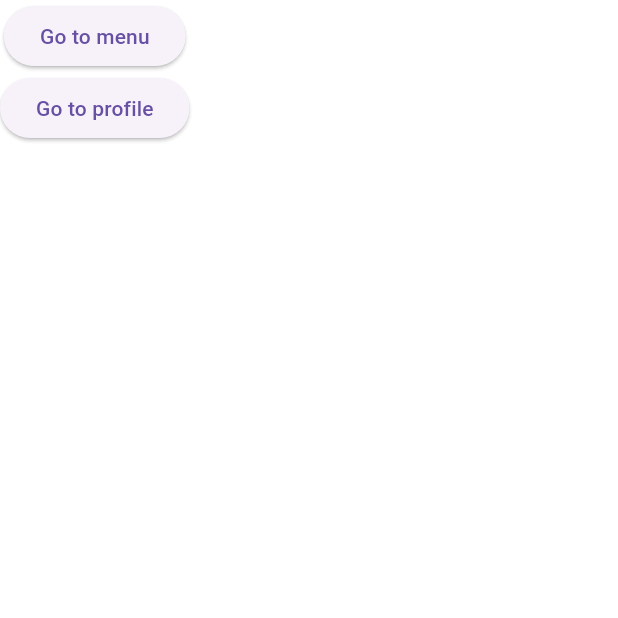
After one commit to bigboss09niel/piggytechfront, a Flutter app: the screen it shows after launch, on a phone screen of 412 x 824 dp, the top half of it. The commit adds this screen. Run offline on Flutter 3.47's test engine with Material 3 defaults, Android fonts, the phone set to English and light mode, and no system bars.

Commit message:
Activity 2

```diff
--- a/lib/main.dart
+++ b/lib/main.dart
@@ -1,7 +1,13 @@
 import 'package:flutter/material.dart';
 import 'package:piggytechfront/home.dart';
+import 'package:piggytechfront/pages/dashboard.dart';
+import 'package:piggytechfront/pages/menu.dart';
 
 void main() => runApp(MaterialApp(
   debugShowCheckedModeBanner: false,
-  home: Home(),
+  routes: {
+    '/' : (context) => Dashboard(),
+    '/menu' : (context) => Menu(),
+    '/profile' : (context) =>Home(),
+  },
 ));
--- /dev/null
+++ b/lib/pages/dashboard.dart
@@ -0,0 +1,37 @@
+import 'package:flutter/material.dart';
+
+class Dashboard extends StatefulWidget {
+  const Dashboard({super.key});
+
+  @override
+  State<Dashboard> createState() => _DashboardState();
+}
+
+class _DashboardState extends State<Dashboard> {
+  @override
+  Widget build(BuildContext context) {
+    return Scaffold(
+      backgroundColor: Colors.white60,
+      body: Container(
+        child: SafeArea(
+          child: Column(
+            children: [
+              ElevatedButton(
+                onPressed: (){
+                  Navigator.pushNamed(context, '/menu');
+                },
+                child: Text('Go to menu'),
+              ),
+              ElevatedButton(
+                onPressed: (){
+                  Navigator.pushNamed(context, '/profile');
+                },
+                child: Text('Go to profile'),
+              ),
+            ],
+          )
+        ),
+      ),
+    );
+  }
+}
--- /dev/null
+++ b/lib/pages/menu.dart
@@ -0,0 +1,17 @@
+import 'package:flutter/material.dart';
+
+class Menu extends StatefulWidget {
+  const Menu({super.key});
+
+  @override
+  State<Menu> createState() => _MenuState();
+}
+
+class _MenuState extends State<Menu> {
+  @override
+  Widget build(BuildContext context) {
+    return Scaffold(
+      body: Text('This is menu'),
+    );
+  }
+}
```
